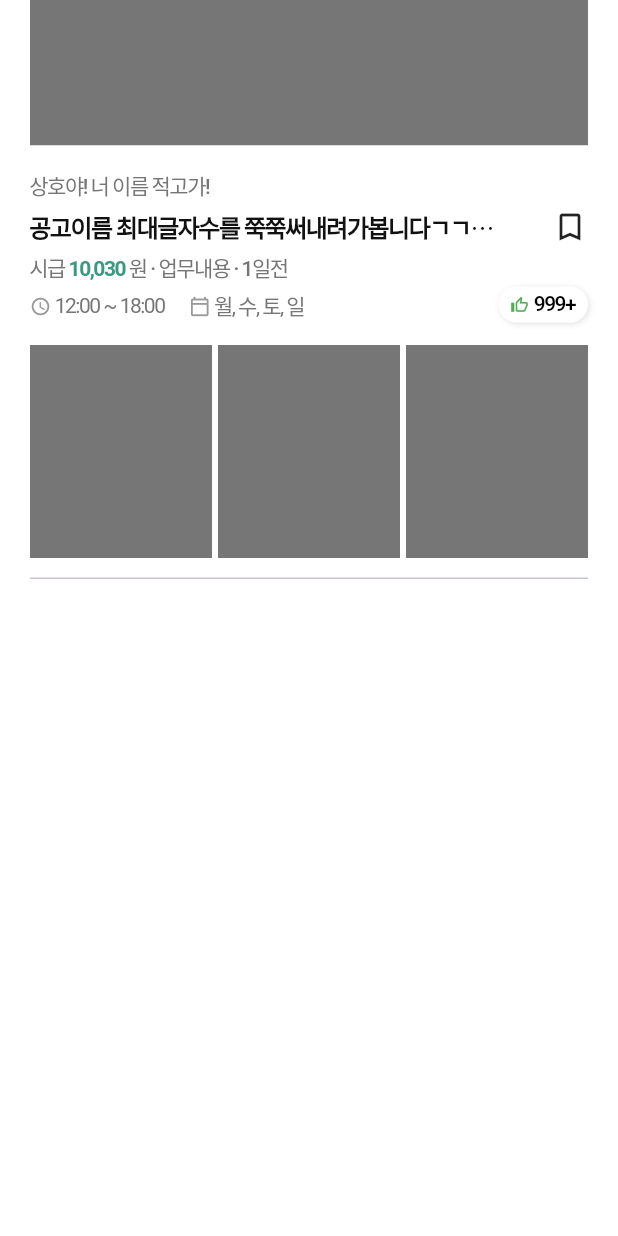
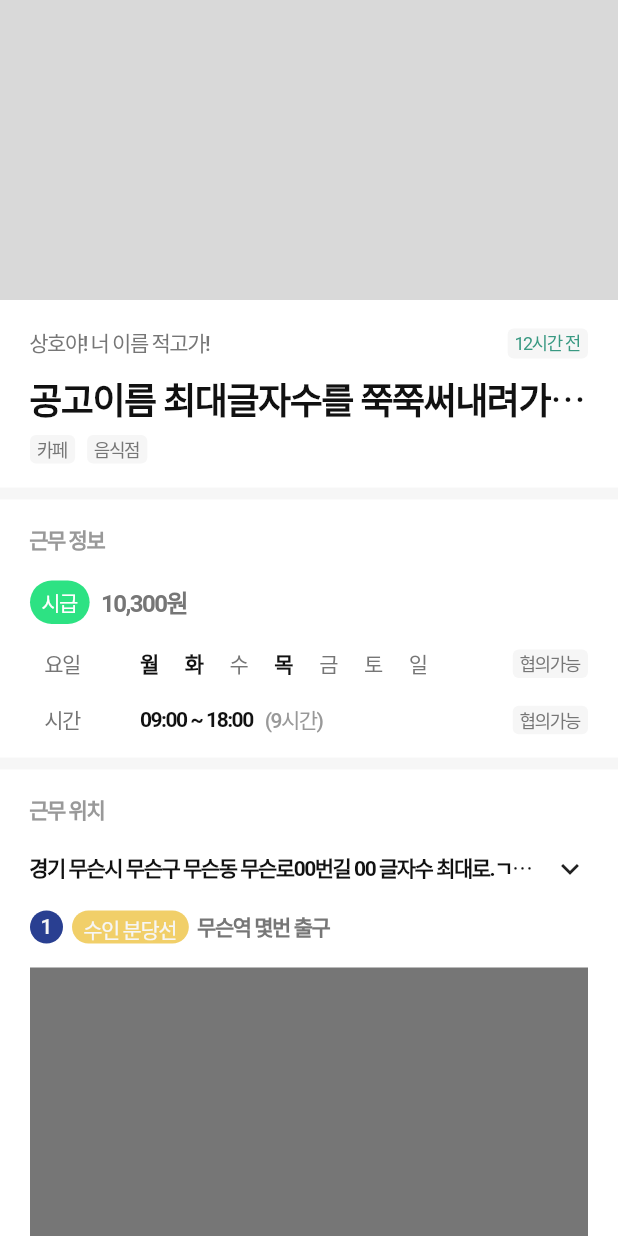
Before and after one commit to alter-app/alter-mobile, a Flutter app: the screen it shows after launch, on a phone screen of 412 x 824 dp. Run offline on Flutter 3.47's test engine with Material 3 defaults, Android fonts, the phone set to English and light mode, and no system bars; our stand-ins replace dio, envied, firebase_auth, firebase_core, flutter_riverpod, flutter_secure_storage and 5 more; missing offline and left inert: kakao_flutter_sdk_user; accounts and stored records are empty; generated files the repository leaves out were written again; Roboto replaces fonts that are missing (Pretendard); statements that could not run were skipped.

Commit message:
feat: static한 공고 조회 페이지 및 공고 상세 페이지 구현

```diff
--- a/lib/core/router.dart
+++ b/lib/core/router.dart
@@ -3,11 +3,12 @@ import 'package:alter/feature/auth/view/sign_up/sign_up_info_page.dart';
 import 'package:alter/feature/auth/view/sign_up/sign_up_last_page.dart';
 import 'package:alter/feature/auth/view/sign_up/sign_up_page.dart';
 import 'package:alter/feature/home/view/home_page.dart';
+import 'package:alter/feature/home/view/job_post_page.dart';
 import 'package:alter/feature/home/view/search_page.dart';
 import 'package:go_router/go_router.dart';
 
 final router = GoRouter(
-  initialLocation: '/search',
+  initialLocation: '/job',
   debugLogDiagnostics: true,
   routes: [
     GoRoute(path: '/login', builder: (context, state) => const LoginPage()),
@@ -27,8 +28,10 @@ final router = GoRouter(
     ),
     // Firebase Auth
     GoRoute(path: '/link', redirect: (context, state) => '/sign-up'),
+    // page work
     GoRoute(path: '/home', builder: (context, state) => const HomePage()),
     GoRoute(path: '/search', builder: (context, state) => const SearchPage()),
+    GoRoute(path: '/job', builder: (context, state) => const JobPostPage()),
     // ShellRoute(
     //   routes: [
     //     GoRoute(
--- /dev/null
+++ b/lib/feature/home/view/job_post_page.dart
@@ -0,0 +1,389 @@
+import 'package:alter/common/theme/app_theme.dart';
+import 'package:flutter/material.dart';
+import 'package:gap/gap.dart';
+
+class JobPostPage extends StatelessWidget {
+  static const _daysOfWeek = ["월", "화", "수", "목", "금", "토", "일"];
+  const JobPostPage({super.key});
+
+  @override
+  Widget build(BuildContext context) {
+    final selectedDays = ["월", "화", "목"];
+    return Scaffold(
+      backgroundColor: AppColor.gray[10],
+      body: SafeArea(
+        child: SingleChildScrollView(
+          child: Column(
+            children: [
+              Container(color: AppColor.gray[20], height: 200),
+              Column(
+                children: [
+                  // 공고 제목
+                  Container(
+                    color: AppColor.white,
+                    height: 125,
+                    padding: const EdgeInsets.fromLTRB(20, 18, 20, 16),
+                    child: Column(
+                      children: [
+                        Row(
+                          mainAxisAlignment: MainAxisAlignment.spaceBetween,
+                          children: [
+                            Text(
+                              "상호야! 너 이름 적고가!",
+                              style: Theme.of(
+                                context,
+                              ).textTheme.bodyMedium!.copyWith(
+                                color: AppColor.gray,
+                                fontWeight: FontWeight.w500,
+                              ),
+                            ),
+                            const BadgeWidget(
+                              innerText: "12시간 전",
+                              textColor: AppColor.secondary,
+                            ),
+                          ],
+                        ),
+                        const Gap(8),
+                        Expanded(
+                          child: Text(
+                            "공고이름 최대글자수를 쭉쭉써내려가봅니다ㄱㄱㄱㄱㄱㄴㄴㄴㄴㄴㄴㄴㄷㄷㄷㄷㄷ",
+                            style: Theme.of(
+                              context,
+                            ).textTheme.titleMedium!.copyWith(
+                              color: AppColor.text,
+                              fontWeight: FontWeight.w700,
+                            ),
+                            overflow: TextOverflow.ellipsis,
+                            maxLines: 1,
+                          ),
+                        ),
+                        const Gap(8),
+                        const Row(
+                          children: [
+                            BadgeWidget(innerText: "카페"),
+                            Gap(8),
+                            BadgeWidget(innerText: "음식점"),
+                          ],
+                        ),
+                      ],
+                    ),
+                  ),
+                  const Gap(8),
+                  // 근무 정보
+                  Container(
+                    color: AppColor.white,
+                    height: 172,
+                    padding: const EdgeInsets.symmetric(
+                      horizontal: 20,
+                      vertical: 16,
+                    ),
+                    child: Column(
+                      crossAxisAlignment: CrossAxisAlignment.start,
+                      children: [
+                        Text(
+                          "근무 정보",
+                          style: Theme.of(
+                            context,
+                          ).textTheme.bodyMedium!.copyWith(
+                            color: AppColor.gray[40],
+                            fontWeight: FontWeight.w700,
+                          ),
+                        ),
+                        const Gap(16),
+                        Row(
+                          children: [
+                            Container(
+                              padding: const EdgeInsets.symmetric(
+                                horizontal: 8,
+                                vertical: 4,
+                              ),
+                              decoration: BoxDecoration(
+                                color: AppColor.primary,
+                                borderRadius: BorderRadius.circular(999),
+                              ),
+                              child: Text(
+                                "시급",
+                                style: Theme.of(
+                                  context,
+                                ).textTheme.bodyMedium!.copyWith(
+                                  color: AppColor.white,
+                                  fontWeight: FontWeight.w500,
+                                ),
+                              ),
+                            ),
+                            const Gap(8),
+                            Text(
+                              "10,300원",
+                              style: Theme.of(
+                                context,
+                              ).textTheme.bodyLarge!.copyWith(
+                                color: AppColor.gray,
+                                fontWeight: FontWeight.w700,
+                              ),
+                            ),
+                          ],
+                        ),
+                        const Gap(16),
+                        Row(
+                          crossAxisAlignment: CrossAxisAlignment.center,
+                          children: [
+                            const Gap(10),
+                            Text(
+                              "요일",
+                              style: Theme.of(context).textTheme.bodyMedium!
+                                  .copyWith(color: AppColor.gray),
+                            ),
+                            const Gap(40),
+                            ..._daysOfWeek.map((day) {
+                              final isActive = selectedDays.contains(day);
+                              return Padding(
+                                padding: const EdgeInsets.only(right: 18),
+                                child: Text(
+                                  day,
+                                  style: Theme.of(
+                                    context,
+                                  ).textTheme.bodyMedium!.copyWith(
+                                    color:
+                                        isActive
+                                            ? AppColor.text
+                                            : AppColor.gray,
+                                    fontWeight:
+                                        isActive
+                                            ? FontWeight.w700
+                                            : FontWeight.w500,
+                                  ),
+                                ),
+                              );
+                            }),
+                            const Spacer(),
+                            const BadgeWidget(innerText: "협의가능"),
+                          ],
+                        ),
+                        const Gap(16),
+                        Row(
+                          children: [
+                            const Gap(10),
+                            Text(
+                              "시간",
+                              style: Theme.of(context).textTheme.bodyMedium!
+                                  .copyWith(color: AppColor.gray),
+                            ),
+                            const Gap(40),
+                            Text(
+                              "09:00 ~ 18:00",
+                              style: Theme.of(
+                                context,
+                              ).textTheme.bodyMedium!.copyWith(
+                                color: AppColor.text,
+                                fontWeight: FontWeight.w700,
+                              ),
+                            ),
+                            const Gap(8),
+                            Text(
+                              "(9시간)",
+                              style: Theme.of(
+                                context,
+                              ).textTheme.bodyMedium!.copyWith(
+                                color: AppColor.gray[40],
+                                fontWeight: FontWeight.w500,
+                              ),
+                            ),
+                            const Spacer(),
+                            const BadgeWidget(innerText: "협의가능"),
+                          ],
+                        ),
+                      ],
+                    ),
+                  ),
+                  const Gap(8),
+                  // 근무 위치
+                  Container(
+                    color: AppColor.white,
+                    height: 352,
+                    padding: const EdgeInsets.fromLTRB(20, 16, 20, 20),
+                    child: Column(
+                      crossAxisAlignment: CrossAxisAlignment.start,
+                      children: [
+                        Text(
+                          "근무 위치",
+                          style: Theme.of(
+                            context,
+                          ).textTheme.bodyMedium!.copyWith(
+                            color: AppColor.gray[40],
+                            fontWeight: FontWeight.w700,
+                          ),
+                        ),
+                        const Gap(16),
+                        Row(
+                          children: [
+                            Expanded(
+                              child: Text(
+                                "경기 무슨시 무슨구 무슨동 무슨로00번길 00 글자수 최대로.ㄱㄱㄱㄱㄱㄴㄴㄴㄴ ",
+                                style: Theme.of(
+                                  context,
+                                ).textTheme.bodyMedium!.copyWith(
+                                  color: AppColor.text,
+                                  fontWeight: FontWeight.w700,
+                                ),
+                                overflow: TextOverflow.ellipsis,
+                                maxLines: 1,
+                              ),
+                            ),
+                            const Gap(6),
+                            const Icon(Icons.keyboard_arrow_down),
+                          ],
+                        ),
+                        const Gap(16),
+                        Row(
+                          children: [
+                            Container(
+                              width: 22,
+                              height: 22,
+                              decoration: const BoxDecoration(
+                                shape: BoxShape.circle,
+                                color: Color(0xFF293F91),
+                              ),
+                              child: Center(
+                                child: Text(
+                                  "1",
+                                  style: Theme.of(
+                                    context,
+                                  ).textTheme.bodyMedium!.copyWith(
+                                    color: AppColor.gray[10],
+                                    fontWeight: FontWeight.w500,
+                                  ),
+                                ),
+                              ),
+                            ),
+                            const Gap(6),
+                            Container(
+                              height: 22,
+                              padding: const EdgeInsets.symmetric(
+                                horizontal: 8,
+                                vertical: 2,
+                              ),
+                              decoration: BoxDecoration(
+                                borderRadius: BorderRadius.circular(12),
+                                color: const Color(0xFFF1CF69),
+                              ),
+                              child: Center(
+                                child: Text(
+                                  "수인 분당선",
+                                  style: Theme.of(
+                                    context,
+                                  ).textTheme.bodyMedium!.copyWith(
+                                    color: AppColor.gray[10],
+                                    fontWeight: FontWeight.w500,
+                                  ),
+                                ),
+                              ),
+                            ),
+                            const Gap(6),
+                            Text(
+                              "무슨역 몇번 출구",
+                              style: Theme.of(
+                                context,
+                              ).textTheme.bodyMedium!.copyWith(
+                                color: AppColor.gray,
+                                fontWeight: FontWeight.w700,
+                              ),
+                            ),
+                          ],
+                        ),
+                        const Gap(16),
+                        //지도
+                        Container(color: AppColor.gray, height: 201),
+                      ],
+                    ),
+                  ),
+                  const Gap(8),
+                  // 상세 내용
+                  Container(
+                    color: AppColor.white,
+                    height: 285,
+                    padding: const EdgeInsets.all(20),
+                    child: Column(
+                      crossAxisAlignment: CrossAxisAlignment.start,
+                      children: [
+                        Text(
+                          "상세 내용",
+                          style: Theme.of(
+                            context,
+                          ).textTheme.bodyMedium!.copyWith(
+                            color: AppColor.gray[40],
+                            fontWeight: FontWeight.w700,
+                            height: 1.42,
+                          ),
+                        ),
+                        const Gap(24),
+                        // 상세 이미지
+                        Container(color: AppColor.gray, height: 201),
+                      ],
+                    ),
+                  ),
+                  const Gap(8),
+                  // 가계 평판
+                  Container(
+                    color: AppColor.white,
+                    height: 196,
+                    padding: const EdgeInsets.fromLTRB(20, 20, 20, 10),
+                    child: Column(
+                      crossAxisAlignment: CrossAxisAlignment.start,
+                      children: [
+                        Text(
+                          "가계 평판",
+                          style: Theme.of(
+                            context,
+                          ).textTheme.bodyMedium!.copyWith(
+                            color: AppColor.gray[40],
+                            fontWeight: FontWeight.w700,
+                            height: 1.42,
+                          ),
+                        ),
+                        const Gap(18),
+                        Text(
+                          "복합적",
+                          style: Theme.of(
+                            context,
+                          ).textTheme.bodyLarge!.copyWith(
+                            color: AppColor.text,
+                            fontWeight: FontWeight.w700,
+                          ),
+                        ),
+                        const Row(),
+                      ],
+                    ),
+                  ),
+                ],
+              ),
+            ],
+          ),
+        ),
+      ),
+    );
+  }
+}
+
+class BadgeWidget extends StatelessWidget {
+  final String innerText;
+  final Color? textColor;
+
+  const BadgeWidget({super.key, required this.innerText, this.textColor});
+
+  @override
+  Widget build(BuildContext context) {
+    return Container(
+      padding: const EdgeInsets.symmetric(horizontal: 5, vertical: 0.5),
+      decoration: BoxDecoration(
+        color: AppColor.gray[10],
+        borderRadius: BorderRadius.circular(4),
+      ),
+      child: Text(
+        innerText,
+        style: Theme.of(
+          context,
+        ).textTheme.bodySmall!.copyWith(color: textColor ?? AppColor.gray),
+      ),
+    );
+  }
+}
--- a/lib/feature/home/view/search_page.dart
+++ b/lib/feature/home/view/search_page.dart
@@ -13,9 +13,51 @@ class SearchPage extends StatelessWidget {
           padding: const EdgeInsets.symmetric(horizontal: 20),
           child: Column(
             children: [
-              Container(color: AppColor.gray, height: 97),
-              const SingleChildScrollView(
-                child: Column(children: [JobPostCard()]),
+              Container(
+                color: AppColor.white,
+                height: 97,
+                child: Center(
+                  child: TextFormField(
+                    onTap: () {},
+                    decoration: InputDecoration(
+                      filled: true,
+                      fillColor: AppColor.gray[10],
+                      border: OutlineInputBorder(
+                        borderRadius: BorderRadius.circular(8),
+                        borderSide: BorderSide(
+                          width: 1.0,
+                          color: AppColor.gray[20]!,
+                        ),
+                      ),
+                      contentPadding: const EdgeInsets.symmetric(
+                        horizontal: 16,
+                        vertical: 16,
+                      ),
+                      suffixIcon: Icon(
+                        Icons.search,
+                        size: 24,
+                        color: AppColor.gray[20],
+                      ),
+                    ),
+                  ),
+                ),
+              ),
+              Container(
+                height: 66,
+                alignment: Alignment.centerLeft,
+                child: Text(
+                  "서울 구로구 경인로 445",
+                  style: Theme.of(
+                    context,
+                  ).textTheme.titleMedium!.copyWith(height: 1.42),
+                ),
+              ),
+              const Expanded(
+                child: SingleChildScrollView(
+                  child: Column(
+                    children: [JobPostCard(), JobPostCard(), JobPostCard()],
+                  ),
+                ),
               ),
             ],
           ),
```
